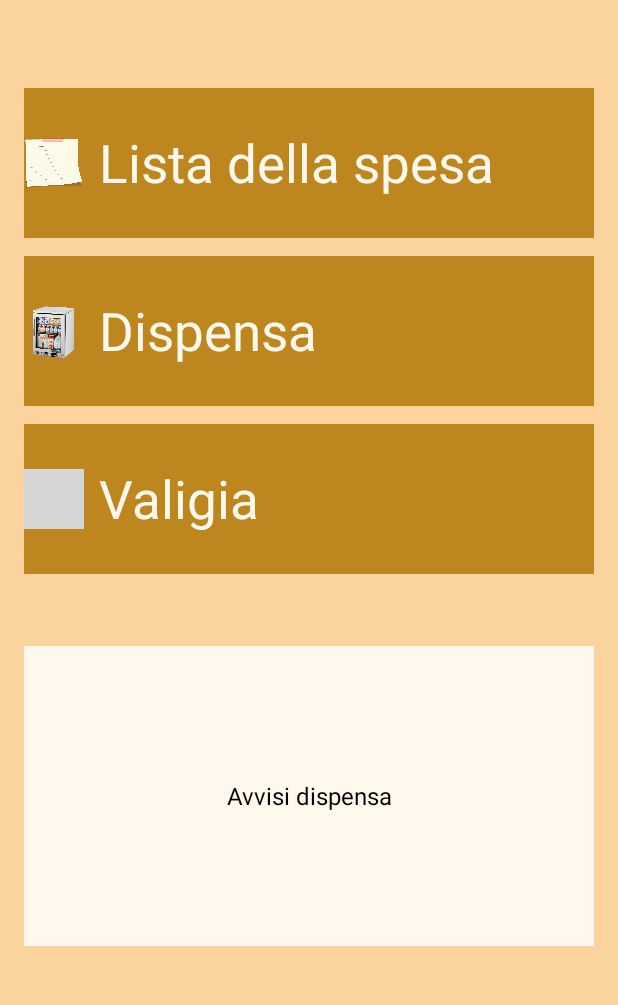
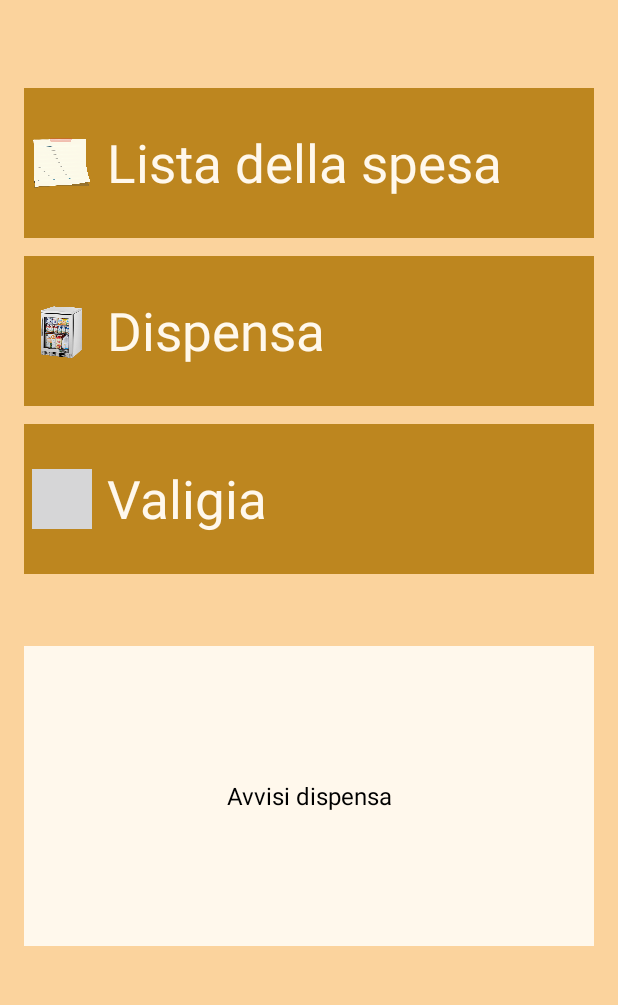
Before and after one commit to YuliaD2609/FarFromHome, an Android app: the screen it shows after launch (MainActivity), on a phone screen of 412 x 824 dp, the part 101-1106 px from its top. Run offline under Robolectric (Android 15) with nearby library versions, the phone set to English and light mode, and no system bars.

Commit message:
home and images

```diff
--- a/app/src/main/res/layout/homepage_main.xml
+++ b/app/src/main/res/layout/homepage_main.xml
@@ -40,7 +40,8 @@
                 android:layout_width="40dp"
                 android:layout_height="40dp"
                 android:src="@drawable/paperscaled"
-                android:layout_marginEnd="10dp" />
+                android:layout_marginEnd="10dp"
+                android:layout_marginStart="5dp"/>
 
             <TextView
                 android:layout_width="wrap_content"
@@ -63,7 +64,8 @@
                 android:layout_width="40dp"
                 android:layout_height="40dp"
                 android:src="@drawable/fridgescaled"
-                android:layout_marginEnd="10dp" />
+                android:layout_marginEnd="10dp"
+                android:layout_marginStart="5dp"/>
 
             <TextView
                 android:layout_width="wrap_content"
@@ -86,7 +88,8 @@
                 android:layout_width="40dp"
                 android:layout_height="40dp"
                 android:src="@drawable/suitcasescaled"
-                android:layout_marginEnd="10dp" />
+                android:layout_marginEnd="10dp"
+                android:layout_marginStart="5dp"/>
 
             <TextView
                 android:layout_width="wrap_content"
```
